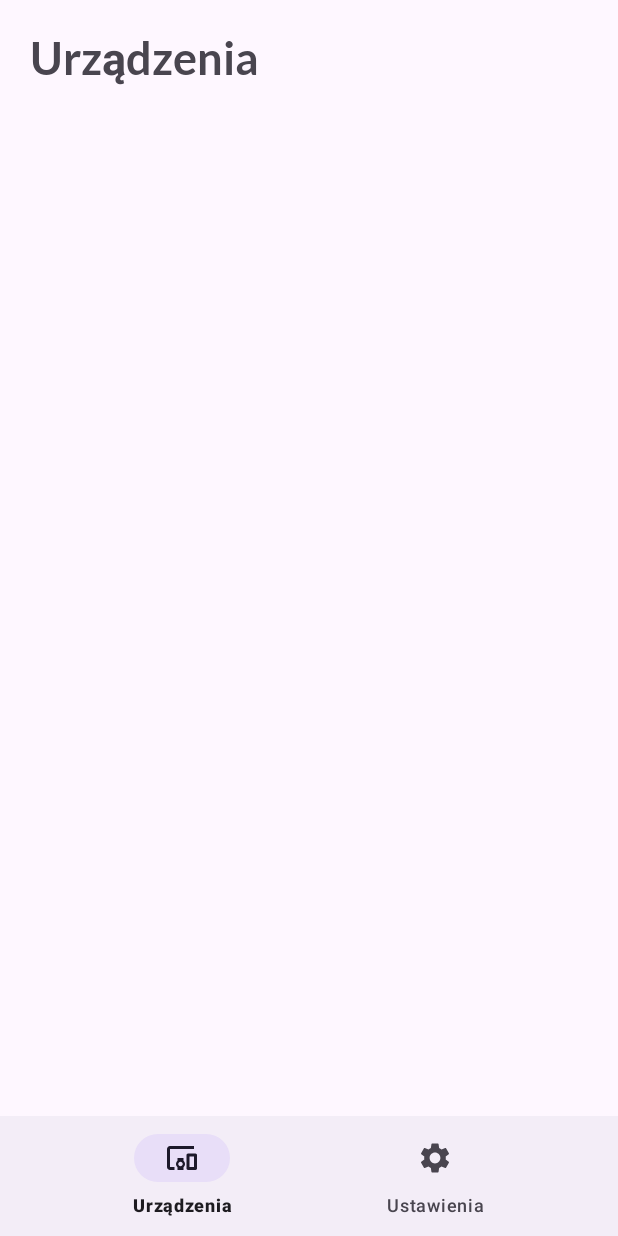
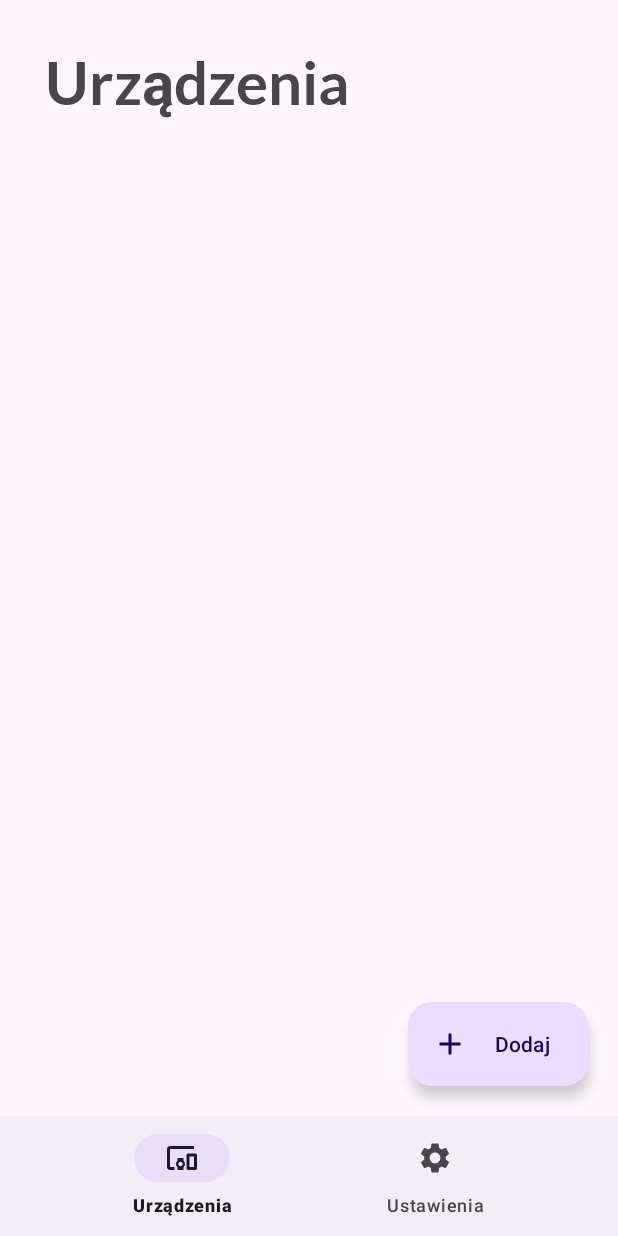
Before and after one commit to zero-jedynkowy/pmik-clock-project, an Android app: the screen it shows after launch (MainActivity), on a phone screen of 412 x 824 dp. Run offline under Robolectric (Android 15) with nearby library versions, the phone set to English and light mode, and no system bars.

Commit message:
Add the button to the app

```diff
--- /dev/null
+++ b/androidWorkspace/ClockApp/app/src/main/res/drawable/plus_icon.xml
@@ -0,0 +1,5 @@
+<vector android:height="24dp" android:tint="#000000"
+    android:viewportHeight="24" android:viewportWidth="24"
+    android:width="24dp" xmlns:android="http://schemas.android.com/apk/res/android">
+    <path android:fillColor="@android:color/white" android:pathData="M19,13h-6v6h-2v-6H5v-2h6V5h2v6h6v2z"/>
+</vector>
--- a/androidWorkspace/ClockApp/app/src/main/res/layout/fragment_devices_list.xml
+++ b/androidWorkspace/ClockApp/app/src/main/res/layout/fragment_devices_list.xml
@@ -3,6 +3,7 @@
     xmlns:tools="http://schemas.android.com/tools"
     android:layout_width="match_parent"
     android:layout_height="match_parent"
+    xmlns:app="http://schemas.android.com/apk/res-auto"
     tools:context=".DevicesList">
 
     <!-- TODO: Update blank fragment layout -->
@@ -12,8 +13,20 @@
         android:layout_height="match_parent"
         android:layout_alignParentTop="true"
         android:fontFamily="@font/lato_bold"
-        android:padding="20dp"
-        android:textSize="30dp"
+        android:padding="30dp"
+        android:textSize="40dp"
         android:text="Urządzenia" />
 
+
+        <com.google.android.material.floatingactionbutton.ExtendedFloatingActionButton
+            android:id="@+id/extended_fab"
+            android:layout_width="wrap_content"
+            android:layout_height="wrap_content"
+            android:layout_margin="20dp"
+            android:contentDescription="sss"
+            android:text="Dodaj"
+            android:layout_alignParentBottom="true"
+            android:layout_alignParentRight="true"
+            app:icon="@drawable/plus_icon"/>
+
 </RelativeLayout>
```
